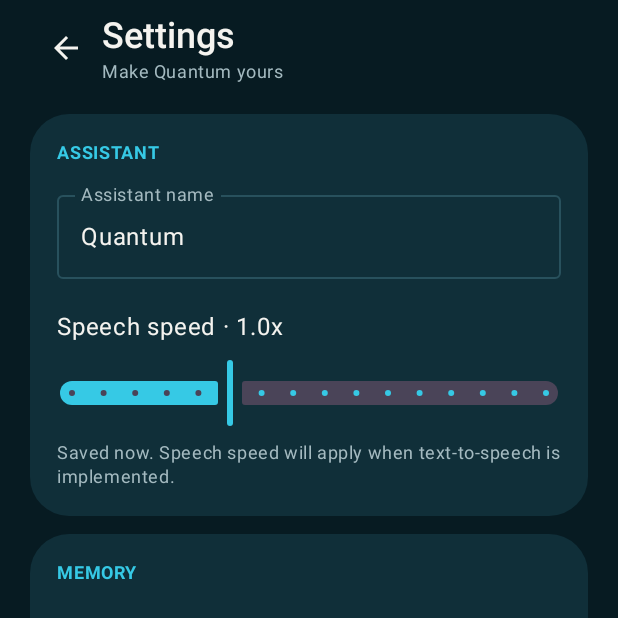
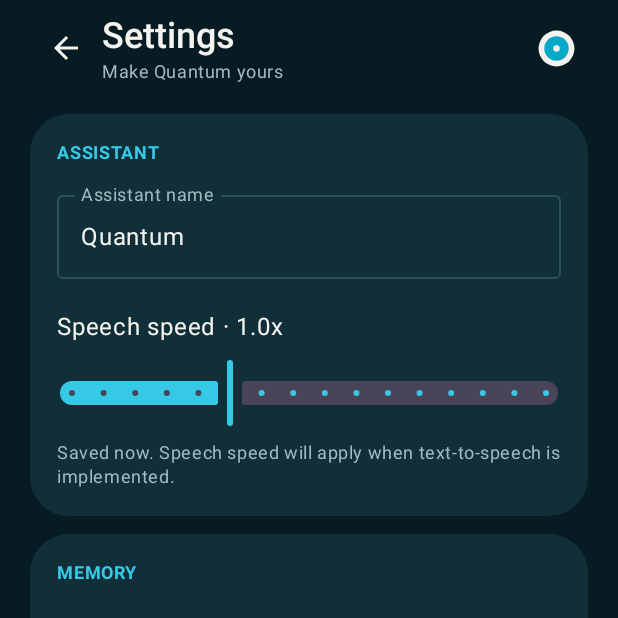
Before and after one commit to nistratovmatvej-crypto/Quantum-, an Android app built with Jetpack Compose: the SettingsScreen screen opened through its navigation route, on a phone screen of 412 x 824 dp, the top half of it. Run offline under Robolectric (Android 15) with nearby library versions, the phone set to English and light mode, and no system bars.

Commit message:
Fix Quantum brand mark sizing in settings header

```diff
--- a/app/src/main/java/com/quantum/assistant/ui/settings/SettingsScreen.kt
+++ b/app/src/main/java/com/quantum/assistant/ui/settings/SettingsScreen.kt
@@ -12,6 +12,7 @@ import androidx.compose.foundation.layout.fillMaxSize
 import androidx.compose.foundation.layout.fillMaxWidth
 import androidx.compose.foundation.layout.padding
 import androidx.compose.foundation.layout.safeDrawingPadding
+import androidx.compose.foundation.layout.size
 import androidx.compose.foundation.rememberScrollState
 import androidx.compose.foundation.shape.RoundedCornerShape
 import androidx.compose.foundation.verticalScroll
@@ -67,7 +68,7 @@ fun SettingsScreen(repo: SettingsRepository, settings: AssistantSettings, onBack
                 Text("Settings", style = MaterialTheme.typography.headlineSmall, color = QuantumColors.Porcelain, fontWeight = FontWeight.SemiBold)
                 Text("Make Quantum yours", style = MaterialTheme.typography.bodySmall, color = QuantumColors.TextMuted)
             }
-            QuantumStar(Modifier.padding(end = 8.dp).then(Modifier), glow = false)
+            QuantumStar(Modifier.size(34.dp).padding(end = 8.dp), glow = false)
         }
 
         SettingsCard {
```
